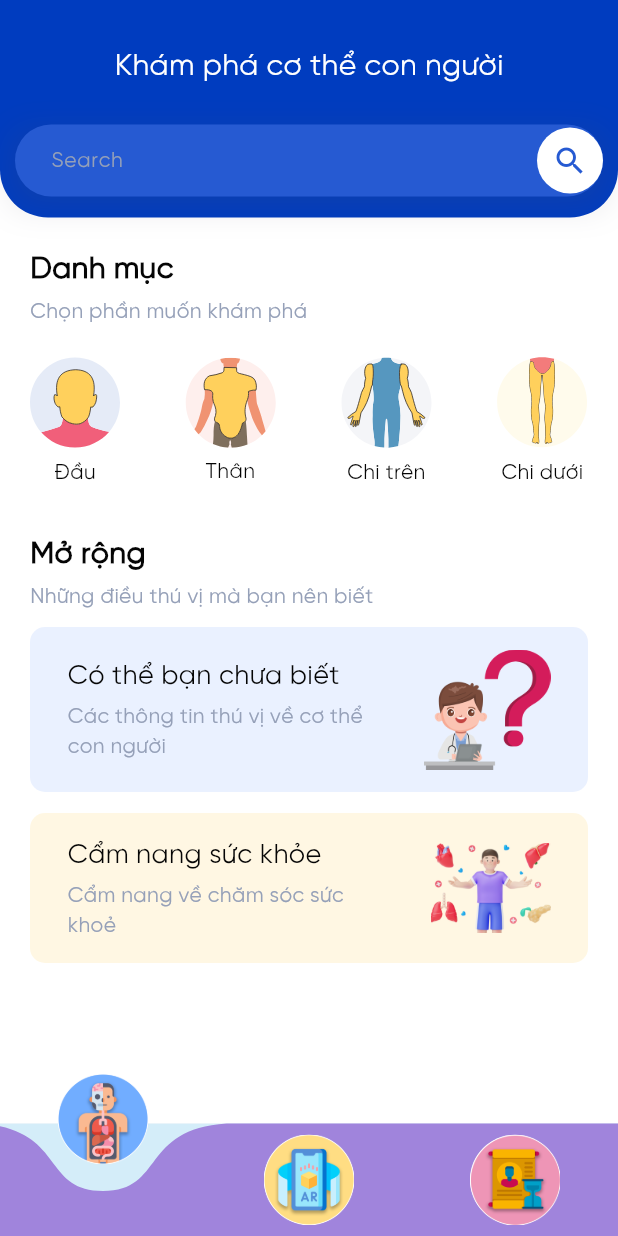
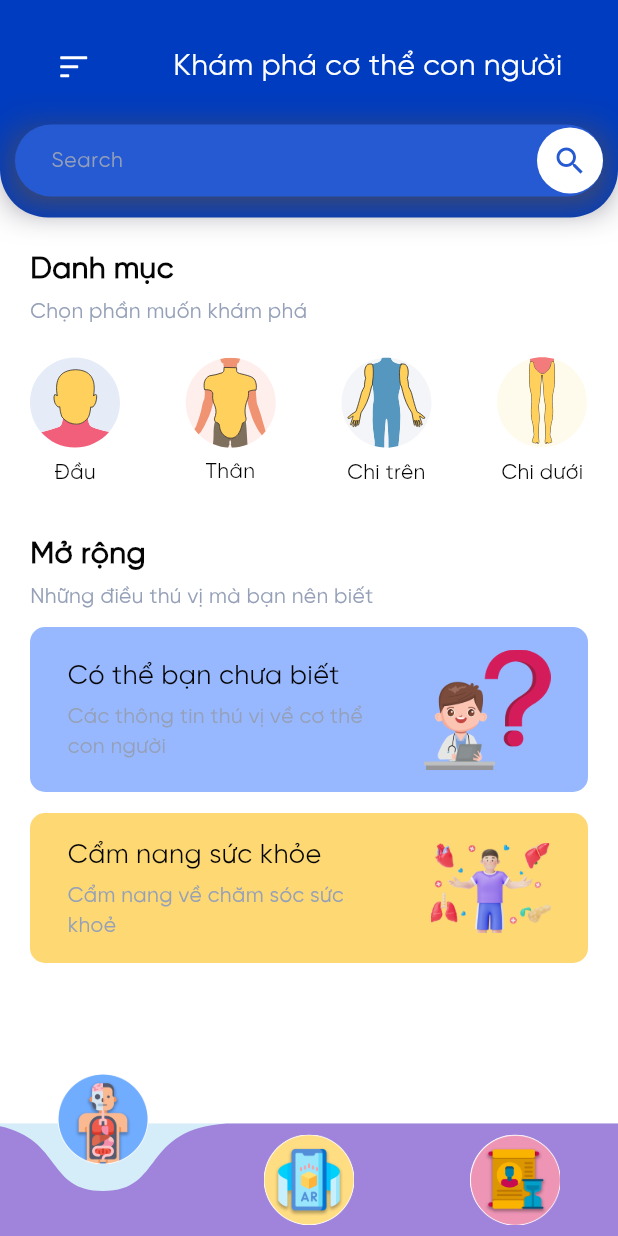
Before and after one commit to Hung2003s/do_an_tot_nghiep, a Flutter app: the HomeTabs screen opened directly, on a phone screen of 412 x 824 dp. Run offline on Flutter 3.47's test engine with Material 3 defaults, Android fonts, the phone set to English and light mode, and no system bars; drawn by our look-alikes of curved_navigation_bar; our stand-ins replace cached_network_image, cloud_firestore, firebase_core, flutter_cache_manager, flutter_image_slideshow, flutter_svg and 2 more; missing offline and left inert: flutter_3d_controller; accounts and stored records are empty; network calls fail; project files that could hold a hidden picture were left out.

Commit message:
update UI no SQL

```diff
--- a/lib/home/home_tab.dart
+++ b/lib/home/home_tab.dart
@@ -1,10 +1,9 @@
-
 import 'package:curved_navigation_bar/curved_navigation_bar.dart';
 import 'package:flutter/material.dart';
-
 import '../const/ar_image.dart';
-
+import '../ui/evolution/evolution_screen.dart';
 import '../ui/homepage/home_page.dart';
+import '../ui/list_scan/scan_screen.dart';
 
 class HomeTabs extends StatefulWidget {
   const HomeTabs({super.key});
@@ -16,42 +15,50 @@ class HomeTabs extends StatefulWidget {
 class _HomeTabsState extends State<HomeTabs> {
   var _indexPages = 0;
 
-  final pageOtions = [
+  final pageOptions = [
     const HomePageScreen(),
-    //const ScanScreen(),
-    //const EvolutionScreen(),
+    const ScanScreen(),
+    const EvolutionScreen(),
   ];
+
   @override
   Widget build(BuildContext context) {
     return Scaffold(
-      body: pageOtions[_indexPages],
+      body: pageOptions[_indexPages],
       bottomNavigationBar: Container(
         decoration: const BoxDecoration(),
         child: CurvedNavigationBar(
           buttonBackgroundColor: Colors.transparent,
           backgroundColor: const Color(0xffD4EDF9),
           color: const Color(0xffA084DC),
-          animationCurve: Curves.easeOutSine, //kiểu của tabbar chuyển tabs
+          animationCurve: Curves.easeOutSine,
+          //kiểu của tabbar chuyển tabs
           items: <Widget>[
             Container(
               height: 60,
               width: 60,
               decoration: BoxDecoration(
-                  color: Colors.white, borderRadius: BorderRadius.circular(40)),
+                color: Colors.white,
+                borderRadius: BorderRadius.circular(40),
+              ),
               child: Image.asset(ArImages.main_menu),
             ),
             Container(
               height: 60,
               width: 60,
               decoration: BoxDecoration(
-                  color: Colors.white, borderRadius: BorderRadius.circular(40)),
+                color: Colors.white,
+                borderRadius: BorderRadius.circular(40),
+              ),
               child: Image.asset(ArImages.ar_menu),
             ),
             Container(
               height: 60,
               width: 60,
               decoration: BoxDecoration(
-                  color: Colors.white, borderRadius: BorderRadius.circular(40)),
+                color: Colors.white,
+                borderRadius: BorderRadius.circular(40),
+              ),
               child: Image.asset(ArImages.history),
             ),
           ],
--- a/lib/main.dart
+++ b/lib/main.dart
@@ -7,7 +7,7 @@ import 'home/app_router.dart';
 RouteObserver<PageRoute> routeObserver = RouteObserver<PageRoute>();
 void main() async {
   WidgetsFlutterBinding.ensureInitialized();
-  await Firebase.initializeApp();
+   Firebase.initializeApp();
   runApp(const MyApp());
 }
 
--- a/lib/ui/detail_item/item_detail.dart
+++ b/lib/ui/detail_item/item_detail.dart
@@ -36,7 +36,7 @@ class ItemDetailAnotomy extends StatelessWidget {
           color: OneColors.xam,
           boxShadow: [
             BoxShadow(
-              color: OneColors.boxshadow.withOpacity(0.3),
+              color: OneColors.boxshadow..withValues(alpha: 0.3),
               offset: Offset(0, 5),
               blurRadius: 8,
               spreadRadius: 0,
--- a/lib/ui/detail_screen/detail_more.dart
+++ b/lib/ui/detail_screen/detail_more.dart
@@ -132,7 +132,7 @@ class _DetailMoreScreenState extends State<DetailMoreScreen> {
             height: 200,
             decoration: BoxDecoration(
               borderRadius: BorderRadius.circular(15),
-              color: OneColors.grey.withOpacity(0.3),
+              color: OneColors.grey..withValues(alpha: 0.3),
             ),
             child: Center(
               child: CachedImage(
--- a/lib/ui/detail_screen/detail_screen.dart
+++ b/lib/ui/detail_screen/detail_screen.dart
@@ -11,6 +11,7 @@ import '../../const/constant.dart';
 import '../../const/sliver_app_bar_delegate.dart';
 import '../../home/app_router.dart';
 import '../detail_item/item_list.dart';
+import '../list_scan/show_3d_image.dart';
 import 'detail_more.dart';
 
 class DetailScreen extends StatefulWidget {
@@ -187,8 +188,7 @@ class _DetailScreenState extends State<DetailScreen> {
                   MaterialPageRoute(
                     builder: (context) {
                       // do something
-                      return Container();
-                      //ShowImage3DScreen(image3d: _getImage3D());
+                      return ShowImage3DScreen(image3d: _getImage3D());
                     },
                   ),
                 );
--- a/lib/evolution/evolution_item.dart
+++ b/lib/ui/evolution/evolution_item.dart
@@ -1,6 +1,8 @@
 import 'package:flutter/material.dart';
-import '../cache_image/cache_image.dart';
-import '../const/ar_theme.dart';
+
+import '../../cache_image/cache_image.dart';
+import '../../const/ar_theme.dart';
+
 
 class ItemEvolution extends StatelessWidget {
   const ItemEvolution(
--- a/lib/ui/homepage/home_page.dart
+++ b/lib/ui/homepage/home_page.dart
@@ -8,6 +8,7 @@ import '../../const/ar_theme.dart';
 import '../../const/sliver_app_bar_delegate.dart';
 import '../../fire_base/fire_base.dart';
 import '../../home/app_router.dart';
+import '../tips/tips_screen.dart';
 import 'item_search_home_page.dart';
 
 class HomePageScreen extends StatefulWidget {
@@ -93,9 +94,9 @@ class _HomePageScreenState extends State<HomePageScreen> {
                 _buildHeader(),
                 if (!isListFilterEmty) ...[
                   SliverToBoxAdapter(child: _buildCategory()),
-                  SliverToBoxAdapter(child: _buildExtend())
+                  SliverToBoxAdapter(child: _buildExtend()),
                 ] else ...[
-                  SliverToBoxAdapter(child: _buildListSearch())
+                  SliverToBoxAdapter(child: _buildListSearch()),
                 ],
               ],
             ),
@@ -136,10 +137,7 @@ class _HomePageScreenState extends State<HomePageScreen> {
               crossAxisAlignment: CrossAxisAlignment.center,
               mainAxisAlignment: MainAxisAlignment.spaceAround,
               children: [
-                // SvgPicture.asset(
-                //   ArImages.ic_menu,
-                //   color: OneColors.white,
-                // ),
+                SvgPicture.asset(ArImages.ic_menu, color: OneColors.white),
                 Text(
                   'Khám phá cơ thể con người',
                   style: OneTheme.of(
@@ -166,7 +164,7 @@ class _HomePageScreenState extends State<HomePageScreen> {
               decoration: BoxDecoration(
                 boxShadow: [
                   BoxShadow(
-                    color: OneColors.shadow.withOpacity(0.2),
+                    color: OneColors.shadow..withValues(alpha: 0.2),
                     blurRadius: 20.0,
                   ),
                 ],
@@ -351,8 +349,7 @@ class _HomePageScreenState extends State<HomePageScreen> {
                 context,
                 MaterialPageRoute(
                   builder: (context) {
-                    return Container();
-                    //const TipsScreen(id: 1);
+                    return const TipsScreen(id: 1);
                   },
                 ),
               );
@@ -361,12 +358,8 @@ class _HomePageScreenState extends State<HomePageScreen> {
               padding: const EdgeInsets.symmetric(horizontal: 25, vertical: 15),
               decoration: BoxDecoration(
                 borderRadius: BorderRadius.circular(10),
-                color: const Color.fromARGB(
-                  255,
-                  151,
-                  184,
-                  255,
-                ).withOpacity(0.2),
+                color: const Color.fromARGB(255, 151, 184, 255)
+                  ..withValues(alpha: 0.2),
               ),
               child: Row(
                 children: [
@@ -411,8 +404,7 @@ class _HomePageScreenState extends State<HomePageScreen> {
                 context,
                 MaterialPageRoute(
                   builder: (context) {
-                    return Container();
-                    //const TipsScreen(id: 2);
+                    return const TipsScreen(id: 2);
                   },
                 ),
               );
@@ -421,12 +413,8 @@ class _HomePageScreenState extends State<HomePageScreen> {
               padding: const EdgeInsets.symmetric(horizontal: 25, vertical: 15),
               decoration: BoxDecoration(
                 borderRadius: BorderRadius.circular(10),
-                color: const Color.fromARGB(
-                  255,
-                  253,
-                  216,
-                  115,
-                ).withOpacity(0.2),
+                color: const Color.fromARGB(255, 253, 216, 115)
+                  ..withValues(alpha: 0.2),
               ),
               child: Row(
                 children: [
--- a/lib/ui/list_scan/item_scan.dart
+++ b/lib/ui/list_scan/item_scan.dart
@@ -1,5 +1,5 @@
 import 'package:flutter/material.dart';
-import 'package:native_ar_viewer/native_ar_viewer.dart';
+//import 'package:native_ar_viewer/native_ar_viewer.dart';
 import 'dart:io' as io;
 
 import '../../cache_image/cache_image.dart';
@@ -21,7 +21,7 @@ class ItemScanAr extends StatefulWidget {
 class _ItemScanArState extends State<ItemScanAr> {
   _launchAR(String model3DUrl) async {
     if (io.Platform.isAndroid) {
-      await NativeArViewer.launchAR(model3DUrl);
+      //await NativeArViewer.launchAR(model3DUrl);
     } else {
       ScaffoldMessenger.of(context).showSnackBar(const SnackBar(content: Text('Platform not supported')));
     }
--- a/lib/ui/tips/tips_item.dart
+++ b/lib/ui/tips/tips_item.dart
@@ -30,7 +30,7 @@ class Item extends StatelessWidget {
           color: OneColors.white,
           boxShadow: [
             BoxShadow(
-              color: OneColors.shadow.withOpacity(0.2),
+              color: OneColors.shadow..withValues(alpha: 0.2),
               blurRadius: 20.0,
             ),
           ],
--- a/lib/ui/tips/tips_screen.dart
+++ b/lib/ui/tips/tips_screen.dart
@@ -1,6 +1,5 @@
 import 'package:do_an_tot_nghiep/ui/tips/tips_item.dart';
 import 'package:flutter/material.dart';
-
 import '../../const/app_scaffold.dart';
 import '../../const/ar_color.dart';
 import '../../const/ar_theme.dart';
```
Also changed, not shown: lib/home/app_router.dart (+14 -12 lines), lib/ui/evolution/evolution_screen.dart (renamed from lib/evolution/evolution_screen.dart, +8 -7 lines), lib/ui/intro_screen.dart (+8 -9 lines), pubspec.yaml (+6 -6 lines), pubspec.lock, 6 other files.
